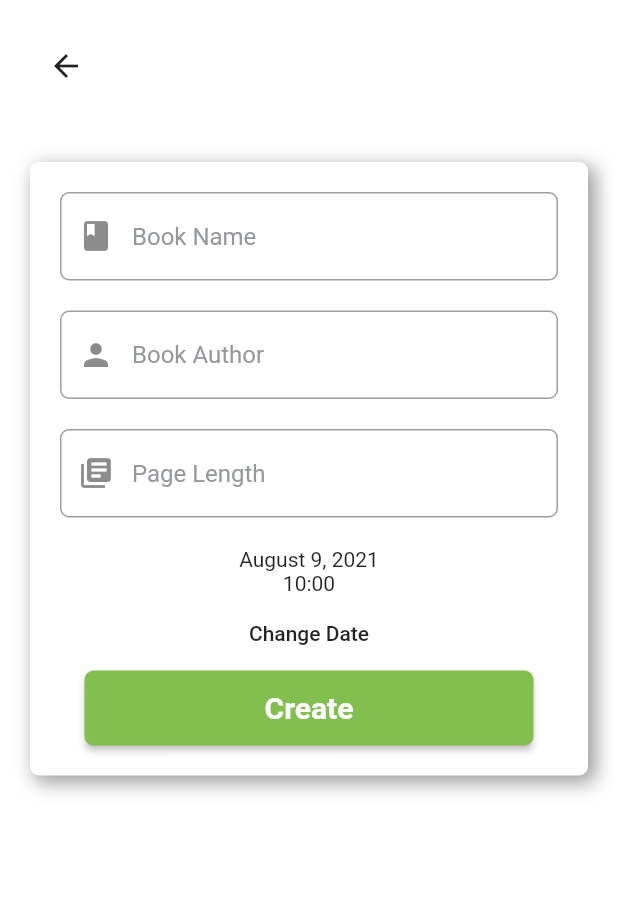
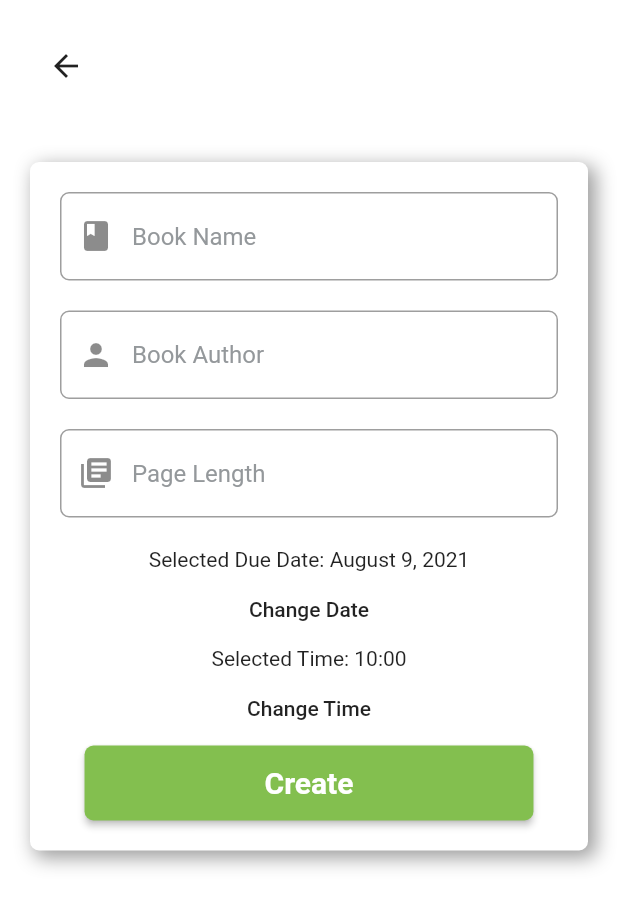
Before and after one commit to freedomkhanyile/mybookclub-flutter, a Flutter app: the AddBookScreen screen opened directly, on a phone screen of 412 x 824 dp. Shown: the top 908 px of the screen. Run offline on Flutter 3.47's test engine with Material 2 defaults, Android fonts, the phone set to English and light mode, and no system bars; our stand-ins replace cloud_firestore, firebase_auth, firebase_core, firebase_messaging, flutter_datetime_picker, google_sign_in and 1 more; accounts and stored records are empty.

Commit message:
Can add time based on user's input.

```diff
--- a/src/v2/my_book_club/lib/screens/book/addBook/addBook.dart
+++ b/src/v2/my_book_club/lib/screens/book/addBook/addBook.dart
@@ -10,6 +10,7 @@ import 'package:my_book_club/services/bookService.dart';
 import 'package:my_book_club/services/groupService.dart';
 import 'package:my_book_club/widgets/shadowContainer.dart';
 import 'package:provider/provider.dart';
+import 'package:numberpicker/numberpicker.dart';
 
 class AddBookScreen extends StatefulWidget {
   final bool? onGroupCreation;
@@ -58,10 +59,24 @@ class _AddBookState extends State<AddBookScreen> {
     }
   }
 
+  // set time
+  TimeOfDay _time = TimeOfDay(hour: 7, minute: 15);
+
+  void _selectTime() async {
+    final TimeOfDay? newTime = await showTimePicker(
+      context: context,
+      initialTime: _time,
+    );
+    if (newTime != null) {
+      setState(() {
+        _time = newTime;
+           _selectedDate = DateTime(_selectedDate.year, _selectedDate.month,
+              _selectedDate.day, _time.hour, _time.minute, 0, 0, 0);
+      });
+    }
+  }
+
   void _addBook(BuildContext context, String? groupName, BookModel book) async {
-    // AuthModel _auth = Provider.of<AuthModel>(context, listen: false);
-    // UserModel user = Provider.of<UserModel>(context, listen: false);
-
     String _retVal = "";
 
     if (widget.onGroupCreation!) {
@@ -133,11 +148,17 @@ class _AddBookState extends State<AddBookScreen> {
                   ),
                   // datepicker (package)
 
-                  Text(DateFormat.yMMMMd("en_US").format(_selectedDate)),
-                  Text(DateFormat("H:mm").format(_selectedDate)),
+                  Text("Selected Due Date: " +
+                      DateFormat.yMMMMd("en_US").format(_selectedDate)),
                   FlatButton(
                     child: Text("Change Date"),
                     onPressed: () => _selectDate(context),
+                  ),
+                  Text("Selected Time: " +
+                      DateFormat("H:mm").format(_selectedDate)),
+                  FlatButton(
+                    child: Text("Change Time"),
+                    onPressed: _selectTime,
                   ),
                   RaisedButton(
                     child: Padding(
--- a/src/v2/my_book_club/pubspec.yaml
+++ b/src/v2/my_book_club/pubspec.yaml
@@ -35,7 +35,7 @@ dependencies:
   cloud_firestore: 2.4.0
   flutter_datetime_picker:
   intl:
-  numberpicker:
+  numberpicker: ^2.0.1
   firebase_messaging:
 
 dev_dependencies:
```
